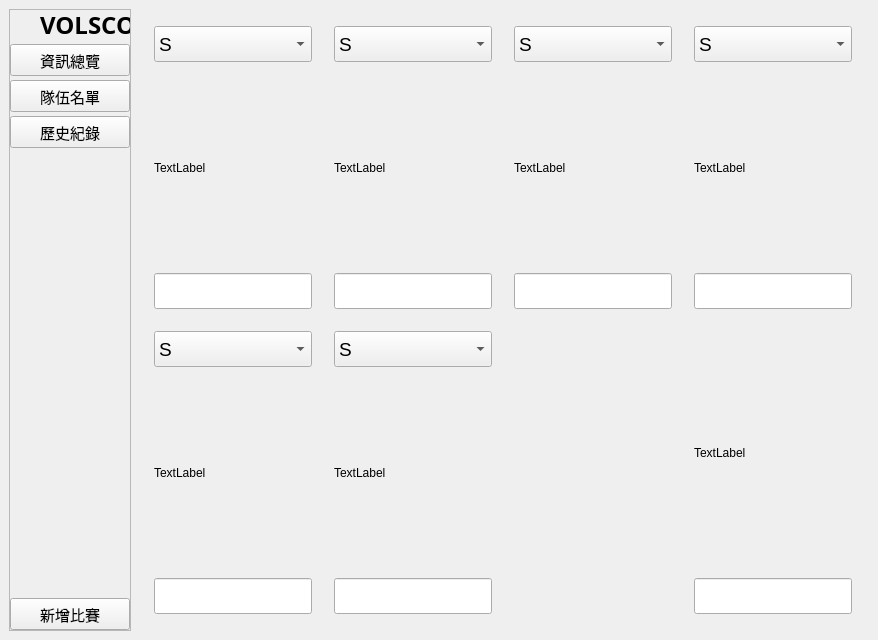
The window that pythonVer/ui.ui (AndrewCK24/volleybro) describes before a commit, drawn with Qt 5.
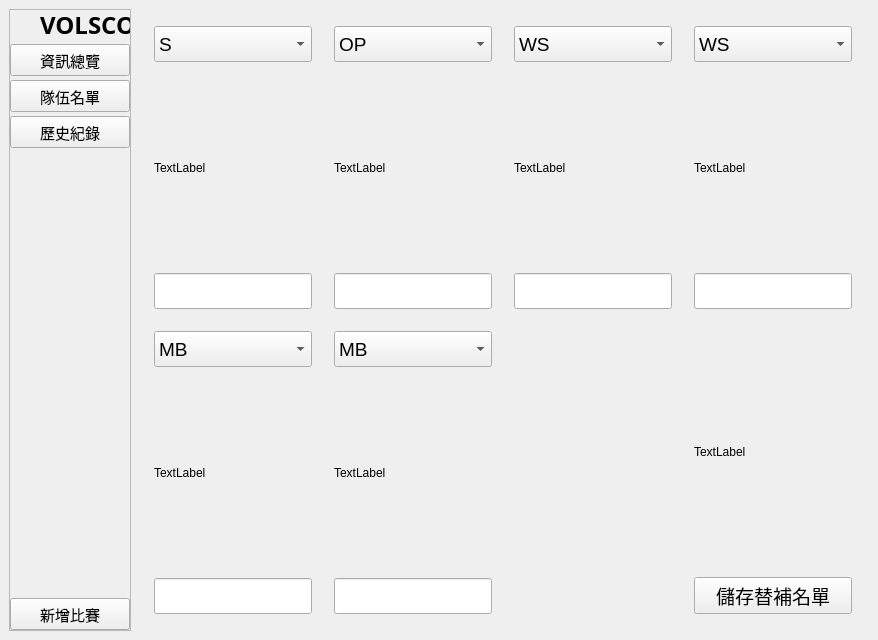
The same window after the commit. The open tabs and pages were chosen to show the change. Icons and pictures are not drawn.

Diff of the .ui file:
```diff
--- a/pythonVer/ui.ui
+++ b/pythonVer/ui.ui
@@ -396,7 +396,7 @@
         <item>
          <widget class="QStackedWidget" name="mainStack">
           <property name="currentIndex">
-           <number>4</number>
+           <number>3</number>
           </property>
           <widget class="QWidget" name="gameEditPage">
            <layout class="QGridLayout" name="gridLayout_5">
@@ -3480,8 +3480,15 @@
                <property name="spacing">
                 <number>0</number>
                </property>
+               <item row="0" column="0">
+                <widget class="QLabel" name="BInfoLabel">
+                 <property name="text">
+                  <string>TextLabel</string>
+                 </property>
+                </widget>
+               </item>
                <item row="2" column="0">
-                <widget class="QPushButton" name="browseBenchBtn_2">
+                <widget class="QPushButton" name="browseRegularBtn">
                  <property name="sizePolicy">
                   <sizepolicy hsizetype="Preferred" vsizetype="Fixed">
                    <horstretch>0</horstretch>
@@ -3510,8 +3517,8 @@
                  </property>
                 </widget>
                </item>
-               <item row="1" column="0">
-                <widget class="QPushButton" name="editRegularBtn_2">
+               <item row="3" column="0">
+                <widget class="QPushButton" name="editBenchBtn">
                  <property name="sizePolicy">
                   <sizepolicy hsizetype="Preferred" vsizetype="Fixed">
                    <horstretch>0</horstretch>
@@ -3540,18 +3547,13 @@
                  </property>
                 </widget>
                </item>
-               <item row="0" column="0">
-                <widget class="QLabel" name="BInfoLabel">
-                 <property name="text">
-                  <string>TextLabel</string>
-                 </property>
-                </widget>
-               </item>
               </layout>
              </widget>
             </item>
            </layout>
           </widget>
+          <widget class="QWidget" name="historyPage"/>
+          <widget class="QWidget" name="dashboardPage"/>
           <widget class="QWidget" name="memberBenchEditPage">
            <layout class="QGridLayout" name="gridLayout_13">
             <item row="0" column="0">
@@ -3676,7 +3678,7 @@
                 </widget>
                </item>
                <item>
-                <widget class="QLineEdit" name="benchNameEdit1_8">
+                <widget class="QPushButton" name="saveBenchBtn">
                  <property name="sizePolicy">
                   <sizepolicy hsizetype="Preferred" vsizetype="Fixed">
                    <horstretch>0</horstretch>
@@ -3689,6 +3691,14 @@
                    <height>36</height>
                   </size>
                  </property>
+                 <property name="font">
+                  <font>
+                   <pointsize>14</pointsize>
+                  </font>
+                 </property>
+                 <property name="text">
+                  <string>儲存替補名單</string>
+                 </property>
                 </widget>
                </item>
               </layout>
@@ -3725,6 +3735,9 @@
                    <pointsize>14</pointsize>
                   </font>
                  </property>
+                 <property name="currentIndex">
+                  <number>2</number>
+                 </property>
                  <item>
                   <property name="text">
                    <string>S</string>
@@ -3815,6 +3828,9 @@
                    <pointsize>14</pointsize>
                   </font>
                  </property>
+                 <property name="currentIndex">
+                  <number>2</number>
+                 </property>
                  <item>
                   <property name="text">
                    <string>S</string>
@@ -3905,6 +3921,9 @@
                    <pointsize>14</pointsize>
                   </font>
                  </property>
+                 <property name="currentIndex">
+                  <number>3</number>
+                 </property>
                  <item>
                   <property name="text">
                    <string>S</string>
@@ -3995,6 +4014,9 @@
                    <pointsize>14</pointsize>
                   </font>
                  </property>
+                 <property name="currentIndex">
+                  <number>3</number>
+                 </property>
                  <item>
                   <property name="text">
                    <string>S</string>
@@ -4085,6 +4107,9 @@
                    <pointsize>14</pointsize>
                   </font>
                  </property>
+                 <property name="currentIndex">
+                  <number>1</number>
+                 </property>
                  <item>
                   <property name="text">
                    <string>S</string>
```
